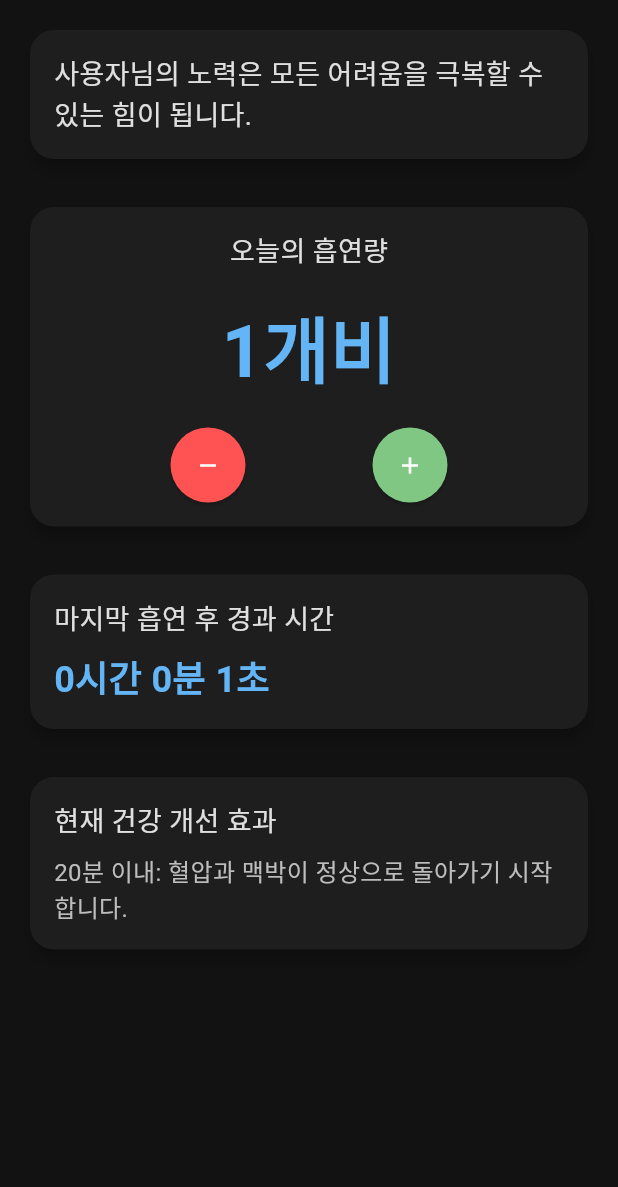
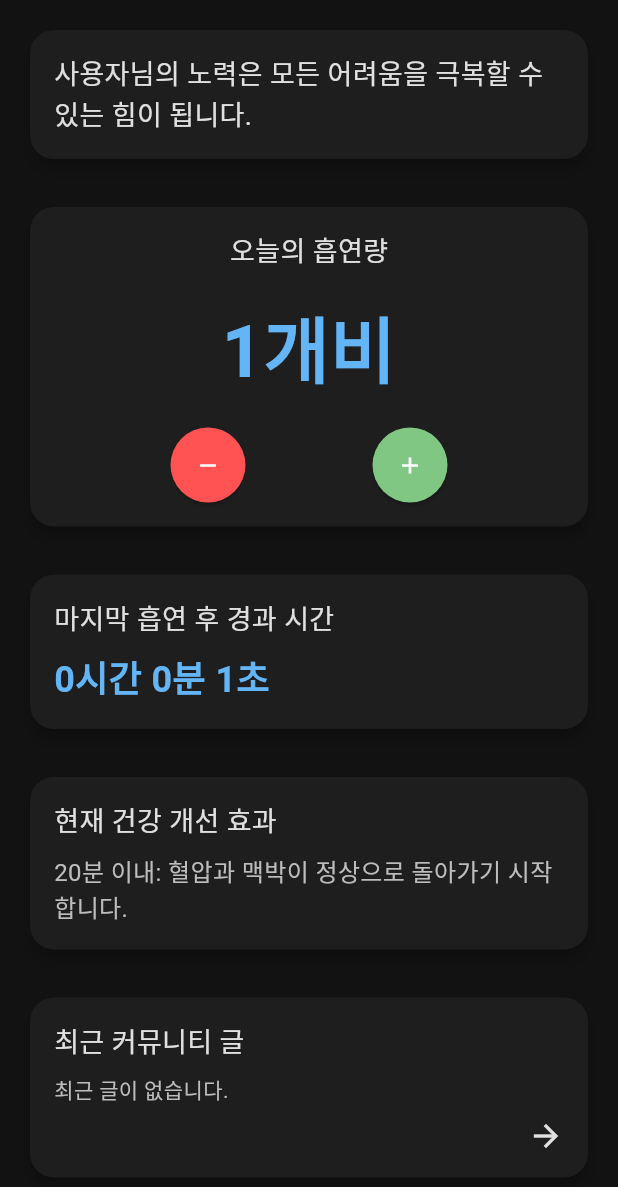
Before and after one commit to iammoneytaker/quit_smoke, a Flutter app: the HomeScreen screen opened directly, after a tap on the "add" icon, on a phone screen of 412 x 824 dp. Shown: the top 1187 px of the screen. Run offline on Flutter 3.47's test engine with Material 3 defaults, Android fonts, the phone set to English and light mode, and no system bars; our stand-ins replace fl_chart, in_app_review, share_plus, shared_preferences, supabase_flutter; accounts and stored records are empty.

```diff
--- a/lib/main.dart
+++ b/lib/main.dart
@@ -1,6 +1,7 @@
 import 'package:flutter/material.dart';
 import 'package:quit_smoke/screens/community_screen.dart';
 import 'package:quit_smoke/screens/home_screen.dart';
+import 'package:quit_smoke/screens/profile_screen.dart';
 import 'package:quit_smoke/screens/statistics_screen.dart';
 import 'package:quit_smoke/screens/welcome_screen.dart';
 import 'package:quit_smoke/screens/onboarding_screen.dart';
@@ -133,7 +134,7 @@ class _MainScreenState extends State<MainScreen> {
     const HomeScreen(),
     const StatisticsScreen(),
     const CommunityScreen(),
-    // ProfileScreen(),
+    const ProfileScreen(),
   ];
 
   void _onItemTapped(int index) {
--- a/lib/screens/home_screen.dart
+++ b/lib/screens/home_screen.dart
@@ -1,4 +1,5 @@
 import 'package:flutter/material.dart';
+import 'package:quit_smoke/screens/recent_coumunity_card.dart';
 import 'dart:async';
 import 'package:quit_smoke/utils/smoke_record_manager.dart';
 import 'package:quit_smoke/utils/user_preferences.dart';
@@ -102,6 +103,8 @@ class _HomeScreenState extends State<HomeScreen> {
             _buildTimeSinceLastSmokeCard(),
             const SizedBox(height: 24),
             _buildHealthBenefitCard(),
+            const SizedBox(height: 24),
+            const RecentMessagesCard(),
           ],
         ),
       ),
--- /dev/null
+++ b/lib/screens/recent_coumunity_card.dart
@@ -0,0 +1,111 @@
+import 'package:flutter/material.dart';
+import 'package:supabase_flutter/supabase_flutter.dart';
+import 'package:quit_smoke/theme/app_theme.dart';
+import 'package:quit_smoke/screens/community_screen.dart';
+
+class RecentMessagesCard extends StatefulWidget {
+  const RecentMessagesCard({super.key});
+
+  @override
+  _RecentMessagesCardState createState() => _RecentMessagesCardState();
+}
+
+class _RecentMessagesCardState extends State<RecentMessagesCard> {
+  List<Map<String, dynamic>> _recentMessages = [];
+  bool _isLoading = true;
+
+  @override
+  void initState() {
+    super.initState();
+    _loadRecentMessages();
+  }
+
+  Future<void> _loadRecentMessages() async {
+    final response = await Supabase.instance.client
+        .from('messages')
+        .select()
+        .order('created_at', ascending: false)
+        .limit(2)
+        .execute();
+
+    if (response.data != null) {
+      setState(() {
+        _recentMessages = List<Map<String, dynamic>>.from(response.data);
+        _isLoading = false;
+      });
+    }
+  }
+
+  void _navigateToCommunityScreen() {
+    Navigator.push(
+      context,
+      MaterialPageRoute(builder: (context) => const CommunityScreen()),
+    );
+  }
+
+  @override
+  Widget build(BuildContext context) {
+    return GestureDetector(
+      onTap: _navigateToCommunityScreen,
+      child: Card(
+        color: AppTheme.cardColor,
+        elevation: 4,
+        shape: RoundedRectangleBorder(borderRadius: BorderRadius.circular(16)),
+        child: Padding(
+          padding: const EdgeInsets.all(16.0),
+          child: Column(
+            crossAxisAlignment: CrossAxisAlignment.start,
+            children: [
+              const Text(
+                '최근 커뮤니티 글',
+                style: TextStyle(color: AppTheme.textColor, fontSize: 18),
+              ),
+              const SizedBox(height: 8),
+              _isLoading
+                  ? const Center(child: CircularProgressIndicator())
+                  : _recentMessages.isEmpty
+                      ? const Text(
+                          '최근 글이 없습니다.',
+                          style: TextStyle(
+                              color: AppTheme.subtleTextColor, fontSize: 14),
+                        )
+                      : Column(
+                          children: _recentMessages.map((message) {
+                            return Padding(
+                              padding:
+                                  const EdgeInsets.symmetric(vertical: 8.0),
+                              child: Column(
+                                crossAxisAlignment: CrossAxisAlignment.start,
+                                children: [
+                                  Text(
+                                    message['content'],
+                                    style: const TextStyle(
+                                        color: AppTheme.textColor,
+                                        fontSize: 16),
+                                    maxLines: 2,
+                                    overflow: TextOverflow.ellipsis,
+                                  ),
+                                  const SizedBox(height: 4),
+                                  Text(
+                                    '작성자: ${message['nickname']}',
+                                    style: const TextStyle(
+                                        color: AppTheme.subtleTextColor,
+                                        fontSize: 14),
+                                  ),
+                                ],
+                              ),
+                            );
+                          }).toList(),
+                        ),
+              const SizedBox(height: 8),
+              const Align(
+                alignment: Alignment.centerRight,
+                child: Icon(Icons.arrow_forward, color: AppTheme.textColor),
+              ),
+            ],
+          ),
+        ),
+      ),
+    );
+  }
+}
--- a/pubspec.yaml
+++ b/pubspec.yaml
@@ -40,6 +40,8 @@ dependencies:
   # Use with the CupertinoIcons class for iOS style icons.
   cupertino_icons: ^1.0.8
   uuid: ^4.5.0
+  share_plus: ^10.0.2
+  in_app_review: ^2.0.9
 
 dev_dependencies:
   flutter_test:
```
Also changed, not shown: lib/components/hourly_chart.dart (+17 -5 lines), lib/components/monthly_chart.dart (+21 -4 lines), lib/components/weekly_chart.dart (+23 -5 lines), lib/screens/profile_screen.dart (added, +152 -0 lines), pubspec.lock, 6 other files.
